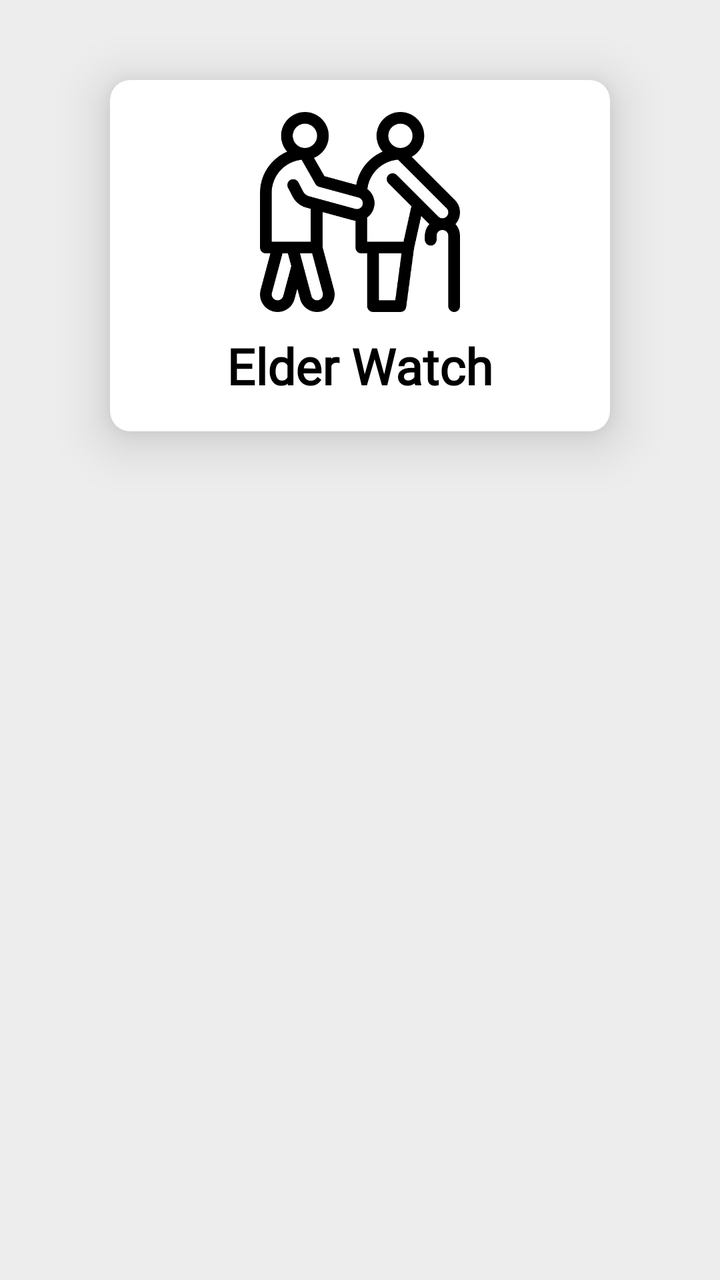
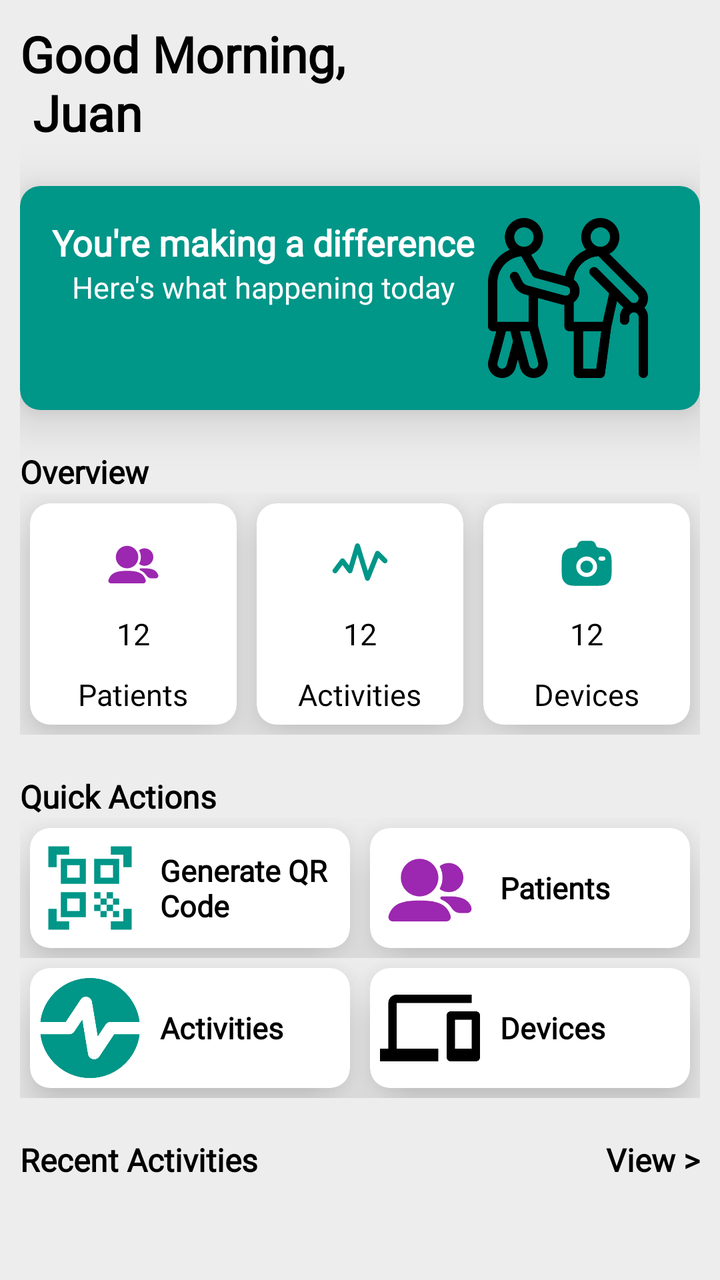

The first picture is an Android layout as it rendered before a commit; the second is the same layout after the commit. The layout source and the unified diff follow.
<!-- AndroidManifest.xml: application theme Theme.ElderWatch -->
<!-- res/layout/fragment_home.xml -->
<?xml version="1.0" encoding="utf-8"?>
<androidx.coordinatorlayout.widget.CoordinatorLayout xmlns:android="http://schemas.android.com/apk/res/android"
    xmlns:app="http://schemas.android.com/apk/res-auto"
    xmlns:tools="http://schemas.android.com/tools"
    android:layout_width="match_parent"
    android:layout_height="match_parent"
    tools:context=".ui.home.HomeFragment">

    <RelativeLayout
        android:layout_width="match_parent"
        android:layout_height="match_parent"
        android:background="@color/medium_white">

        <androidx.cardview.widget.CardView
            android:layout_width="250dp"
            android:layout_height="wrap_content"
            android:layout_centerHorizontal="true"
            android:layout_marginTop="40dp"
            app:cardCornerRadius="10dp"
            app:cardElevation="15dp">

            <RelativeLayout
                android:layout_width="match_parent"
                android:layout_height="wrap_content"
                android:padding="16dp">

                <ImageView
                    android:id="@+id/imgLogo"
                    android:layout_width="100dp"
                    android:layout_height="100dp"
                    android:layout_centerHorizontal="true"
                    android:scaleType="centerInside"
                    android:src="@drawable/elder" />

                <TextView
                    android:layout_width="wrap_content"
                    android:layout_height="wrap_content"
                    android:layout_below="@+id/imgLogo"
                    android:layout_centerHorizontal="true"
                    android:layout_marginTop="10dp"
                    android:fontFamily="@font/roboto_regular"
                    android:text="Elder Watch"
                    android:textColor="@android:color/black"
                    android:textSize="25sp"
                    android:textStyle="bold" />
            </RelativeLayout>
        </androidx.cardview.widget.CardView>
    </RelativeLayout>

</androidx.coordinatorlayout.widget.CoordinatorLayout>
<!-- resources referenced by this layout -->
<resources>
  <!-- unchanged entries left out for length: 4 -->
</resources>

<!-- the commit's change to res/layout/fragment_home.xml (unified diff, before → after) -->
@@ -9,13 +9,26 @@
     <RelativeLayout
         android:layout_width="match_parent"
         android:layout_height="match_parent"
-        android:background="@color/medium_white">
+        android:background="@color/medium_white"
+        android:padding="10dp">
+
+        <TextView
+            android:id="@+id/txtGreetings"
+            android:layout_width="wrap_content"
+            android:layout_height="wrap_content"
+            android:fontFamily="@font/roboto_regular"
+            android:text="Good Morning, \n Juan"
+            android:textColor="@android:color/black"
+            android:textSize="25sp"
+            android:textStyle="bold" />
 
         <androidx.cardview.widget.CardView
-            android:layout_width="250dp"
-            android:layout_height="wrap_content"
-            android:layout_centerHorizontal="true"
-            android:layout_marginTop="40dp"
+            android:id="@+id/cardLogo"
+            android:layout_width="match_parent"
+            android:layout_height="wrap_content"
+            android:layout_below="@+id/txtGreetings"
+            android:layout_marginTop="20dp"
+            app:cardBackgroundColor="@color/bg"
             app:cardCornerRadius="10dp"
             app:cardElevation="15dp">
 
@@ -23,28 +36,396 @@
                 android:layout_width="match_parent"
                 android:layout_height="wrap_content"
                 android:padding="16dp">
+
+                <TextView
+                    android:id="@+id/lblYou"
+                    android:layout_width="wrap_content"
+                    android:layout_height="wrap_content"
+                    android:fontFamily="@font/roboto_regular"
+                    android:text="You're making a difference"
+                    android:textColor="@android:color/white"
+                    android:textSize="18sp"
+                    android:textStyle="bold" />
+
+                <TextView
+                    android:id="@+id/lblHere"
+                    android:layout_width="wrap_content"
+                    android:layout_height="wrap_content"
+                    android:layout_below="@+id/lblYou"
+                    android:layout_marginLeft="10dp"
+                    android:fontFamily="@font/roboto_regular"
+                    android:text="Here's what happening today"
+                    android:textColor="@android:color/white"
+                    android:textSize="15sp" />
 
                 <ImageView
                     android:id="@+id/imgLogo"
                     android:layout_width="100dp"
-                    android:layout_height="100dp"
-                    android:layout_centerHorizontal="true"
+                    android:layout_height="80dp"
+                    android:layout_alignParentRight="true"
                     android:scaleType="centerInside"
                     android:src="@drawable/elder" />
-
-                <TextView
-                    android:layout_width="wrap_content"
-                    android:layout_height="wrap_content"
-                    android:layout_below="@+id/imgLogo"
-                    android:layout_centerHorizontal="true"
-                    android:layout_marginTop="10dp"
-                    android:fontFamily="@font/roboto_regular"
-                    android:text="Elder Watch"
-                    android:textColor="@android:color/black"
-                    android:textSize="25sp"
-                    android:textStyle="bold" />
             </RelativeLayout>
         </androidx.cardview.widget.CardView>
+
+        <TextView
+            android:id="@+id/lblOverview"
+            android:layout_width="wrap_content"
+            android:layout_height="wrap_content"
+            android:layout_below="@+id/cardLogo"
+            android:layout_marginTop="20dp"
+            android:fontFamily="@font/roboto_regular"
+            android:text="Overview"
+            android:textColor="@android:color/black"
+            android:textSize="16sp"
+            android:textStyle="bold" />
+
+        <LinearLayout
+            android:id="@+id/linear1"
+            android:layout_width="match_parent"
+            android:layout_height="wrap_content"
+            android:layout_below="@+id/lblOverview"
+            android:orientation="horizontal">
+
+            <androidx.cardview.widget.CardView
+                android:layout_width="0dp"
+                android:layout_height="wrap_content"
+                android:layout_margin="5dp"
+                android:layout_weight="1"
+                app:cardCornerRadius="10dp"
+                app:cardElevation="15dp">
+
+                <RelativeLayout
+                    android:layout_width="match_parent"
+                    android:layout_height="wrap_content"
+                    android:padding="5dp">
+
+                    <ImageView
+                        android:id="@+id/imgPatients"
+                        android:layout_width="100dp"
+                        android:layout_height="30dp"
+                        android:layout_centerHorizontal="true"
+                        android:layout_marginTop="10dp"
+                        android:src="@drawable/ic_users" />
+
+                    <TextView
+                        android:id="@+id/txtCount"
+                        android:layout_width="wrap_content"
+                        android:layout_height="wrap_content"
+                        android:layout_below="@+id/imgPatients"
+                        android:layout_centerHorizontal="true"
+                        android:layout_marginTop="10dp"
+                        android:fontFamily="@font/roboto_regular"
+                        android:text="12"
+                        android:textColor="@android:color/black"
+                        android:textSize="15sp" />
+
+                    <TextView
+                        android:id="@+id/txtCardLabel"
+                        android:layout_width="wrap_content"
+                        android:layout_height="wrap_content"
+                        android:layout_below="@+id/txtCount"
+                        android:layout_centerHorizontal="true"
+                        android:layout_marginTop="10dp"
+                        android:fontFamily="@font/roboto_regular"
+                        android:text="Patients"
+                        android:textColor="@android:color/black"
+                        android:textSize="15sp" />
+                </RelativeLayout>
+
+            </androidx.cardview.widget.CardView>
+
+            <androidx.cardview.widget.CardView
+                android:layout_width="0dp"
+                android:layout_height="wrap_content"
+                android:layout_margin="5dp"
+                android:layout_weight="1"
+                app:cardCornerRadius="10dp"
+                app:cardElevation="15dp">
+
+                <RelativeLayout
+                    android:layout_width="match_parent"
+                    android:layout_height="wrap_content"
+                    android:padding="5dp">
+
+                    <ImageView
+                        android:id="@+id/imgActivity"
+                        android:layout_width="100dp"
+                        android:layout_height="30dp"
+                        android:layout_centerHorizontal="true"
+                        android:layout_marginTop="10dp"
+                        android:src="@drawable/ic_ov_activity" />
+
+                    <TextView
+                        android:id="@+id/txtActCount"
+                        android:layout_width="wrap_content"
+                        android:layout_height="wrap_content"
+                        android:layout_below="@+id/imgActivity"
+                        android:layout_centerHorizontal="true"
+                        android:layout_marginTop="10dp"
+                        android:fontFamily="@font/roboto_regular"
+                        android:text="12"
+                        android:textColor="@android:color/black"
+                        android:textSize="15sp" />
+
+                    <TextView
+                        android:id="@+id/txtActCardLabel"
+                        android:layout_width="wrap_content"
+                        android:layout_height="wrap_content"
+                        android:layout_below="@+id/txtActCount"
+                        android:layout_centerHorizontal="true"
+                        android:layout_marginTop="10dp"
+                        android:fontFamily="@font/roboto_regular"
+                        android:text="Activities"
+                        android:textColor="@android:color/black"
+                        android:textSize="15sp" />
+                </RelativeLayout>
+
+            </androidx.cardview.widget.CardView>
+
+            <androidx.cardview.widget.CardView
+                android:layout_width="0dp"
+                android:layout_height="wrap_content"
+                android:layout_margin="5dp"
+                android:layout_weight="1"
+                app:cardCornerRadius="10dp"
+                app:cardElevation="15dp">
+
+                <RelativeLayout
+                    android:layout_width="match_parent"
+                    android:layout_height="wrap_content"
+                    android:padding="5dp">
+
+                    <ImageView
+                        android:id="@+id/imgDevices"
+                        android:layout_width="100dp"
+                        android:layout_height="30dp"
+                        android:layout_centerHorizontal="true"
+                        android:layout_marginTop="10dp"
+                        android:src="@drawable/ic_ov_camera" />
+
+                    <TextView
+                        android:id="@+id/txtCountDevices"
+                        android:layout_width="wrap_content"
+                        android:layout_height="wrap_content"
+                        android:layout_below="@+id/imgDevices"
+                        android:layout_centerHorizontal="true"
+                        android:layout_marginTop="10dp"
+                        android:fontFamily="@font/roboto_regular"
+                        android:text="12"
+                        android:textColor="@android:color/black"
+                        android:textSize="15sp" />
+
+                    <TextView
+                        android:id="@+id/txtDevicesLabel"
+                        android:layout_width="wrap_content"
+                        android:layout_height="wrap_content"
+                        android:layout_below="@+id/txtCountDevices"
+                        android:layout_centerHorizontal="true"
+                        android:layout_marginTop="10dp"
+                        android:fontFamily="@font/roboto_regular"
+                        android:text="Devices"
+                        android:textColor="@android:color/black"
+                        android:textSize="15sp" />
+                </RelativeLayout>
+
+            </androidx.cardview.widget.CardView>
+        </LinearLayout>
+
+        <TextView
+            android:id="@+id/lblQuickActions"
+            android:layout_width="wrap_content"
+            android:layout_height="wrap_content"
+            android:layout_below="@+id/linear1"
+            android:layout_marginTop="20dp"
+            android:fontFamily="@font/roboto_regular"
+            android:text="Quick Actions"
+            android:textColor="@android:color/black"
+            android:textSize="16sp"
+            android:textStyle="bold" />
+
+        <LinearLayout
+            android:id="@+id/linear2"
+            android:layout_width="match_parent"
+            android:layout_height="wrap_content"
+            android:layout_below="@+id/lblQuickActions"
+            android:orientation="horizontal">
+
+            <androidx.cardview.widget.CardView
+                android:layout_width="0dp"
+                android:layout_height="wrap_content"
+                android:layout_margin="5dp"
+                android:layout_weight="1"
+                app:cardCornerRadius="10dp"
+                app:cardElevation="15dp">
+
+                <RelativeLayout
+                    android:layout_width="match_parent"
+                    android:layout_height="wrap_content"
+                    android:padding="5dp">
+
+                    <ImageView
+                        android:id="@+id/imgQR"
+                        android:layout_width="50dp"
+                        android:layout_height="50dp"
+                        android:layout_centerVertical="true"
+                        android:src="@drawable/ic_qr_teal" />
+
+                    <TextView
+                        android:layout_width="wrap_content"
+                        android:layout_height="wrap_content"
+                        android:layout_centerVertical="true"
+                        android:layout_marginLeft="10dp"
+                        android:layout_toRightOf="@+id/imgQR"
+                        android:fontFamily="@font/roboto_regular"
+                        android:text="Generate QR Code"
+                        android:textColor="@android:color/black"
+                        android:textSize="15sp"
+                        android:textStyle="bold" />
+                </RelativeLayout>
+
+            </androidx.cardview.widget.CardView>
+
+            <androidx.cardview.widget.CardView
+                android:layout_width="0dp"
+                android:layout_height="wrap_content"
+                android:layout_margin="5dp"
+                android:layout_weight="1"
+                app:cardCornerRadius="10dp"
+                app:cardElevation="15dp">
+
+                <RelativeLayout
+                    android:layout_width="match_parent"
+                    android:layout_height="wrap_content"
+                    android:padding="5dp">
+
+                    <ImageView
+                        android:id="@+id/imgPatient"
+                        android:layout_width="50dp"
+                        android:layout_height="50dp"
+                        android:layout_centerVertical="true"
+                        android:src="@drawable/ic_users" />
+
+                    <TextView
+                        android:layout_width="wrap_content"
+                        android:layout_height="wrap_content"
+                        android:layout_centerVertical="true"
+                        android:layout_marginLeft="10dp"
+                        android:layout_toRightOf="@+id/imgPatient"
+                        android:fontFamily="@font/roboto_regular"
+                        android:text="Patients"
+                        android:textColor="@android:color/black"
+                        android:textSize="15sp"
+                        android:textStyle="bold" />
+                </RelativeLayout>
+
+            </androidx.cardview.widget.CardView>
+        </LinearLayout>
+
+        <LinearLayout
+            android:id="@+id/linear3"
+            android:layout_width="match_parent"
+            android:layout_height="wrap_content"
+            android:layout_below="@+id/linear2"
+            android:orientation="horizontal">
+
+            <androidx.cardview.widget.CardView
+                android:layout_width="0dp"
+                android:layout_height="wrap_content"
+                android:layout_margin="5dp"
+                android:layout_weight="1"
+                app:cardCornerRadius="10dp"
+                app:cardElevation="15dp">
+
+                <RelativeLayout
+                    android:layout_width="match_parent"
+                    android:layout_height="wrap_content"
+                    android:padding="5dp">
+
+                    <ImageView
+                        android:id="@+id/imgQActivity"
+                        android:layout_width="50dp"
+                        android:layout_height="50dp"
+                        android:layout_centerVertical="true"
+                        android:src="@drawable/ic_activity_2" />
+
+                    <TextView
+                        android:layout_width="wrap_content"
+                        android:layout_height="wrap_content"
+                        android:layout_centerVertical="true"
+                        android:layout_marginLeft="10dp"
+                        android:layout_toRightOf="@+id/imgQActivity"
+                        android:fontFamily="@font/roboto_regular"
+                        android:text="Activities"
+                        android:textColor="@android:color/black"
+                        android:textSize="15sp"
+                        android:textStyle="bold" />
+                </RelativeLayout>
+
+            </androidx.cardview.widget.CardView>
+
+            <androidx.cardview.widget.CardView
+                android:layout_width="0dp"
+                android:layout_height="wrap_content"
+                android:layout_margin="5dp"
+                android:layout_weight="1"
+                app:cardCornerRadius="10dp"
+                app:cardElevation="15dp">
+
+                <RelativeLayout
+                    android:layout_width="match_parent"
+                    android:layout_height="wrap_content"
+                    android:padding="5dp">
+
+                    <ImageView
+                        android:id="@+id/imgQDevices"
+                        android:layout_width="50dp"
+                        android:layout_height="50dp"
+                        android:layout_centerVertical="true"
+                        android:src="@drawable/ic_devices" />
+
+                    <TextView
+                        android:layout_width="wrap_content"
+                        android:layout_height="wrap_content"
+                        android:layout_centerVertical="true"
+                        android:layout_marginLeft="10dp"
+                        android:layout_toRightOf="@+id/imgQDevices"
+                        android:fontFamily="@font/roboto_regular"
+                        android:text="Devices"
+                        android:textColor="@android:color/black"
+                        android:textSize="15sp"
+                        android:textStyle="bold" />
+                </RelativeLayout>
+
+            </androidx.cardview.widget.CardView>
+        </LinearLayout>
+
+        <TextView
+            android:id="@+id/lblRecent"
+            android:layout_width="wrap_content"
+            android:layout_height="wrap_content"
+            android:layout_below="@+id/linear3"
+            android:layout_marginTop="20dp"
+            android:fontFamily="@font/roboto_regular"
+            android:text="Recent Activities"
+            android:textColor="@android:color/black"
+            android:textSize="16sp"
+            android:textStyle="bold" />
+
+        <TextView
+            android:id="@+id/lblView"
+            android:layout_width="wrap_content"
+            android:layout_height="wrap_content"
+            android:layout_below="@+id/linear3"
+            android:layout_alignParentRight="true"
+            android:layout_marginTop="20dp"
+            android:layout_toRightOf="@+id/lblRecent"
+            android:fontFamily="@font/roboto_regular"
+            android:text="View >"
+            android:textAlignment="textEnd"
+            android:textColor="@android:color/black"
+            android:textSize="16sp"
+            android:textStyle="bold" />
     </RelativeLayout>
 
 </androidx.coordinatorlayout.widget.CoordinatorLayout>
<!-- resource entries referenced after the edit -->
@@ -1,5 +1,50 @@
 <!-- resources referenced by this layout -->
 <resources>
+  <color name="bg">#009688</color>
+  <!-- drawable ic_activity_2 (drawable) -->
+  <vector xmlns:android="http://schemas.android.com/apk/res/android" android:height="32dp" android:viewportHeight="24" android:viewportWidth="24" android:width="32dp">
+        
+      <path android:fillColor="#009688" android:fillType="evenOdd" android:pathData="M23.907,13.5C23.169,19.42 18.119,24 12,24C5.881,24 0.831,19.42 0.093,13.5H7C7.502,13.5 7.97,13.249 8.248,12.832L10.144,9.988L11.52,18.247C11.744,19.588 13.494,19.963 14.248,18.832L17.803,13.5H23.907ZM0.093,10.5C0.831,4.581 5.881,0 12,0C18.119,0 23.169,4.581 23.907,10.5H17C16.499,10.5 16.03,10.751 15.752,11.168L13.856,14.012L12.48,5.753C12.256,4.412 10.506,4.037 9.752,5.168L6.197,10.5H0.093Z"/>
+      
+  </vector>
+  <!-- drawable ic_devices (drawable) -->
+  <vector android:height="24dp" android:tint="#000000"
+      android:viewportHeight="24" android:viewportWidth="24"
+      android:width="24dp" xmlns:android="http://schemas.android.com/apk/res/android">
+      <path android:fillColor="@android:color/white" android:pathData="M4,6h18L22,4L4,4c-1.1,0 -2,0.9 -2,2v11L0,17v3h14v-3L4,17L4,6zM23,8h-6c-0.55,0 -1,0.45 -1,1v10c0,0.55 0.45,1 1,1h6c0.55,0 1,-0.45 1,-1L24,9c0,-0.55 -0.45,-1 -1,-1zM22,17h-4v-7h4v7z"/>
+  </vector>
+  <!-- drawable ic_ov_activity (drawable) -->
+  <vector xmlns:android="http://schemas.android.com/apk/res/android" android:height="32dp" android:viewportHeight="24" android:viewportWidth="24" android:width="32dp">
+        
+      <path android:fillColor="#009688" android:fillType="evenOdd" android:pathData="M10.997,4C11.437,3.998 11.826,4.285 11.956,4.706L15.123,15L18.072,7.629C18.196,7.317 18.47,7.088 18.799,7.02C19.128,6.953 19.469,7.055 19.707,7.293L22.707,10.293C23.098,10.683 23.098,11.317 22.707,11.707C22.317,12.098 21.683,12.098 21.293,11.707L19.365,9.779L15.929,18.371C15.771,18.765 15.383,19.017 14.959,18.999C14.535,18.982 14.169,18.699 14.044,18.294L11.012,8.44L8.958,15.287C8.849,15.649 8.547,15.918 8.175,15.984C7.804,16.051 7.426,15.902 7.2,15.6L5,12.667L2.8,15.6C2.469,16.042 1.842,16.131 1.4,15.8C0.958,15.469 0.869,14.842 1.2,14.4L4.2,10.4C4.389,10.148 4.685,10 5,10C5.315,10 5.611,10.148 5.8,10.4L7.611,12.815L10.042,4.713C10.169,4.291 10.556,4.002 10.997,4Z"/>
+      
+  </vector>
+  <!-- drawable ic_ov_camera (drawable) -->
+  <vector xmlns:android="http://schemas.android.com/apk/res/android" android:height="32dp" android:viewportHeight="24" android:viewportWidth="24" android:width="32dp">
+        
+      <path android:fillColor="#009688" android:fillType="evenOdd" android:pathData="M9.778,21H14.222C17.343,21 18.904,21 20.025,20.265C20.51,19.946 20.927,19.537 21.251,19.061C22,17.96 22,16.428 22,13.364C22,10.299 22,8.767 21.251,7.667C20.927,7.19 20.51,6.781 20.025,6.463C19.304,5.99 18.403,5.821 17.022,5.761C16.363,5.761 15.796,5.271 15.667,4.636C15.473,3.685 14.622,3 13.634,3H10.366C9.378,3 8.527,3.685 8.333,4.636C8.204,5.271 7.637,5.761 6.978,5.761C5.597,5.821 4.696,5.99 3.975,6.463C3.49,6.781 3.073,7.19 2.749,7.667C2,8.767 2,10.299 2,13.364C2,16.428 2,17.96 2.749,19.061C3.073,19.537 3.49,19.946 3.975,20.265C5.096,21 6.657,21 9.778,21ZM12,9.273C9.699,9.273 7.833,11.104 7.833,13.364C7.833,15.623 9.699,17.455 12,17.455C14.301,17.455 16.167,15.623 16.167,13.364C16.167,11.104 14.301,9.273 12,9.273ZM12,10.909C10.619,10.909 9.5,12.008 9.5,13.364C9.5,14.719 10.619,15.818 12,15.818C13.381,15.818 14.5,14.719 14.5,13.364C14.5,12.008 13.381,10.909 12,10.909ZM16.722,10.091C16.722,9.639 17.095,9.273 17.556,9.273H18.667C19.127,9.273 19.5,9.639 19.5,10.091C19.5,10.543 19.127,10.909 18.667,10.909H17.556C17.095,10.909 16.722,10.543 16.722,10.091Z"/>
+      
+  </vector>
+  <!-- drawable ic_qr_teal (drawable) -->
+  <vector android:height="24dp" android:tint="#009688"
+      android:viewportHeight="24" android:viewportWidth="24"
+      android:width="24dp" xmlns:android="http://schemas.android.com/apk/res/android">
+      <path android:fillColor="@android:color/white" android:pathData="M9.5,6.5v3h-3v-3H9.5M11,5H5v6h6V5L11,5zM9.5,14.5v3h-3v-3H9.5M11,13H5v6h6V13L11,13zM17.5,6.5v3h-3v-3H17.5M19,5h-6v6h6V5L19,5zM13,13h1.5v1.5H13V13zM14.5,14.5H16V16h-1.5V14.5zM16,13h1.5v1.5H16V13zM13,16h1.5v1.5H13V16zM14.5,17.5H16V19h-1.5V17.5zM16,16h1.5v1.5H16V16zM17.5,14.5H19V16h-1.5V14.5zM17.5,17.5H19V19h-1.5V17.5zM22,7h-2V4h-3V2h5V7zM22,22v-5h-2v3h-3v2H22zM2,22h5v-2H4v-3H2V22zM2,2v5h2V4h3V2H2z"/>
+  </vector>
+  <!-- drawable ic_users (drawable) -->
+  <vector xmlns:android="http://schemas.android.com/apk/res/android" android:height="32dp" android:viewportHeight="24" android:viewportWidth="24" android:width="32dp">
+        
+      <path android:fillColor="#FFFFFF" android:pathData="M0,0h24v24h-24z"/>
+  
+      <path android:fillColor="#9C27B0" android:fillType="evenOdd" android:pathData="M5,9.5C5,7.015 7.015,5 9.5,5C11.985,5 14,7.015 14,9.5C14,11.985 11.985,14 9.5,14C7.015,14 5,11.985 5,9.5Z"/>
+  
+      <path android:fillColor="#9C27B0" android:pathData="M14.368,12.063C14.322,12.149 14.341,12.257 14.42,12.315C15.001,12.745 15.721,13 16.5,13C18.433,13 20,11.433 20,9.5C20,7.567 18.433,6 16.5,6C15.721,6 15.001,6.255 14.42,6.685C14.341,6.743 14.322,6.851 14.368,6.937C14.771,7.702 15,8.574 15,9.5C15,10.426 14.771,11.298 14.368,12.063Z"/>
+        
+      <path android:fillColor="#9C27B0" android:fillType="evenOdd" android:pathData="M4.641,15.699C5.874,15.164 7.49,15 9.5,15C11.511,15 13.129,15.165 14.362,15.701C15.705,16.285 16.521,17.279 16.949,18.684C17.149,19.342 16.655,20 15.974,20H3.028C2.346,20 1.85,19.341 2.052,18.681C2.48,17.277 3.297,16.283 4.641,15.699Z"/>
+  
+      <path android:fillColor="#9C27B0" android:pathData="M14.818,14.036C14.405,14.062 14.38,14.618 14.761,14.784V14.784C15.803,15.237 16.588,15.904 17.151,16.756C17.613,17.455 18.33,18 19.168,18H20.948C21.656,18 22.171,17.297 21.923,16.611C21.908,16.571 21.893,16.532 21.878,16.493C21.536,15.629 20.949,14.992 20.08,14.586C19.264,14.205 18.243,14.048 17.039,14.001L17.019,14H17C16.291,14 15.551,13.991 14.818,14.036Z"/>
+  
+  </vector>
   <!-- unchanged entries left out for length: 4 -->
 </resources>
 
